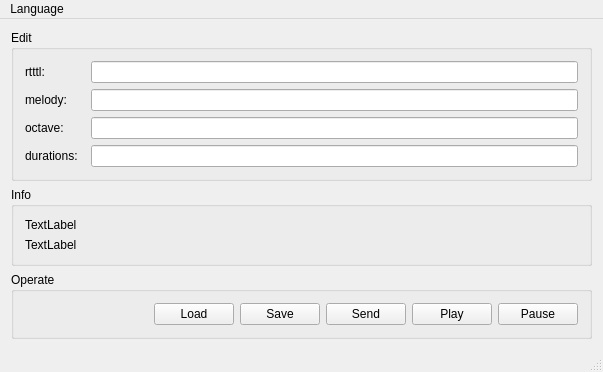
The window that mainwindow.ui (Merafour/MusicPlay) describes before a commit, drawn with Qt 5.
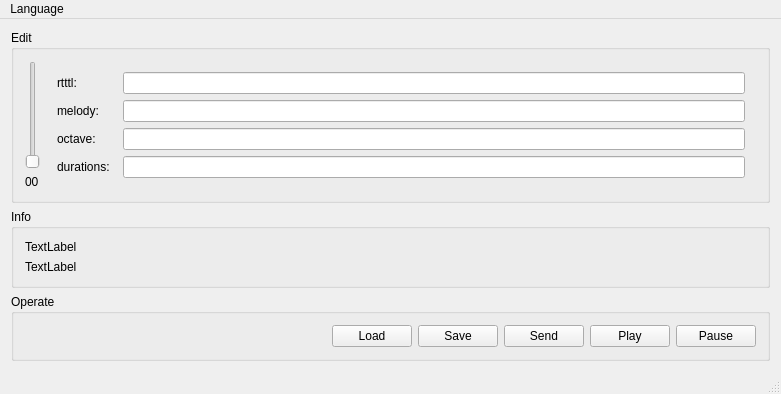
The same window after the commit.

```diff
--- a/mainwindow.ui
+++ b/mainwindow.ui
@@ -6,8 +6,8 @@
    <rect>
     <x>0</x>
     <y>0</y>
-    <width>603</width>
-    <height>330</height>
+    <width>781</width>
+    <height>346</height>
    </rect>
   </property>
   <property name="minimumSize">
@@ -20,13 +20,34 @@
    <string>MainWindow</string>
   </property>
   <widget class="QWidget" name="centralWidget">
-   <layout class="QVBoxLayout" name="verticalLayout_2">
+   <layout class="QVBoxLayout" name="verticalLayout_4">
     <item>
      <widget class="QGroupBox" name="groupBox_Edit">
       <property name="title">
        <string>Edit</string>
       </property>
-      <layout class="QVBoxLayout" name="verticalLayout_4">
+      <layout class="QHBoxLayout" name="horizontalLayout_6">
+       <item>
+        <layout class="QVBoxLayout" name="verticalLayout_3">
+         <item>
+          <widget class="QSlider" name="verticalSlider_volume">
+           <property name="orientation">
+            <enum>Qt::Vertical</enum>
+           </property>
+          </widget>
+         </item>
+         <item>
+          <widget class="QLabel" name="label_volume">
+           <property name="text">
+            <string>00</string>
+           </property>
+          </widget>
+         </item>
+        </layout>
+       </item>
+       <item>
+        <widget class="QWidget" name="widget" native="true">
+         <layout class="QVBoxLayout" name="verticalLayout_2">
        <item>
         <layout class="QHBoxLayout" name="horizontalLayout_2">
          <item>
@@ -117,6 +138,9 @@
       </layout>
      </widget>
     </item>
+      </layout>
+     </widget>
+    </item>
     <item>
      <widget class="QGroupBox" name="groupBox_Info">
       <property name="title">
@@ -210,7 +234,7 @@
     <rect>
      <x>0</x>
      <y>0</y>
-     <width>603</width>
+     <width>781</width>
      <height>23</height>
     </rect>
    </property>
```
Lines whose indentation alone changed are shown as unchanged.
